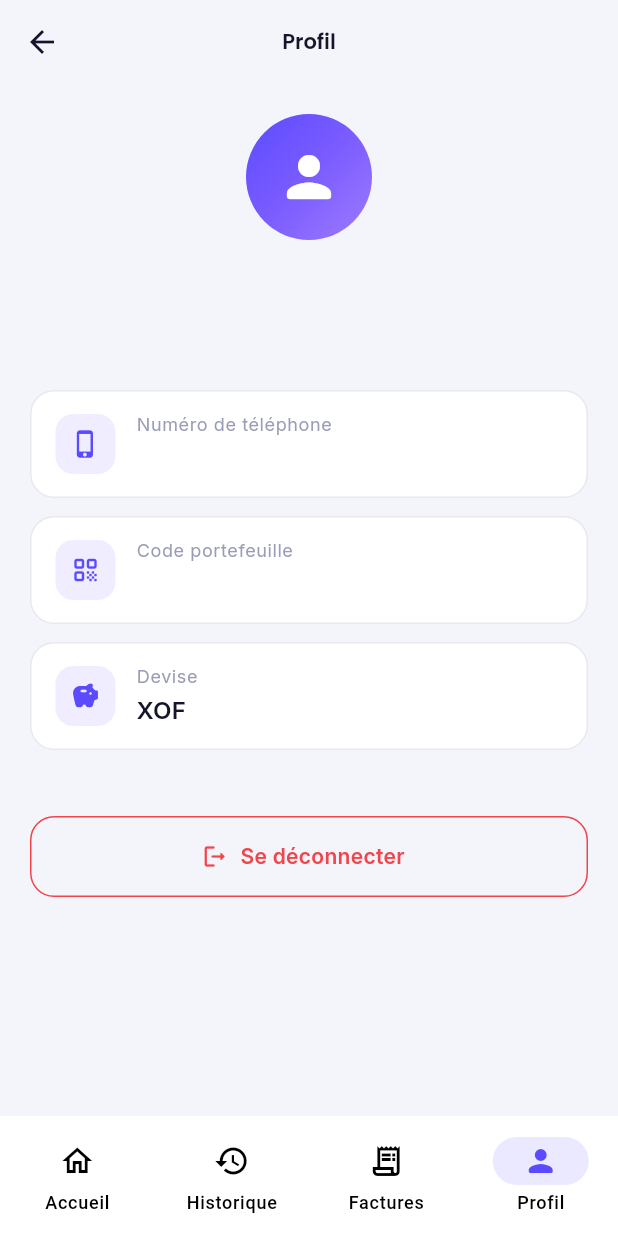
After one commit to BySalim/Examen-de-Flutter-L3-S2-2026---OUEDRAOGO-Salim-Taoufiq---L3-GLRS-A, a Flutter app: the HomeShell screen opened directly, item 4 of the bottom bar chosen, after a tap on "Se déconnecter", on a phone screen of 412 x 824 dp. The commit adds this screen. Run offline on Flutter 3.47's test engine with Material 3 defaults, Android fonts, the light colour scheme and no system bars; our stand-ins replace flutter_animate, flutter_secure_storage, google_fonts, shimmer; accounts and stored records are empty.

Commit message:
Ajoute l'authentification : splash, connexion telephone et code, session persistee

```diff
--- /dev/null
+++ b/lib/features/auth/auth_gate.dart
@@ -0,0 +1,43 @@
+import 'package:flutter/material.dart';
+import 'package:provider/provider.dart';
+
+import '../home/home_shell.dart';
+import 'login_screen.dart';
+import 'session_provider.dart';
+import 'splash_screen.dart';
+
+class AuthGate extends StatefulWidget {
+  const AuthGate({super.key});
+
+  @override
+  State<AuthGate> createState() => _AuthGateState();
+}
+
+class _AuthGateState extends State<AuthGate> {
+  @override
+  void initState() {
+    super.initState();
+    WidgetsBinding.instance.addPostFrameCallback((_) {
+      context.read<SessionProvider>().restore();
+    });
+  }
+
+  @override
+  Widget build(BuildContext context) {
+    final session = context.watch<SessionProvider>();
+
+    final Widget child;
+    if (session.restoring) {
+      child = const SplashScreen();
+    } else if (session.isAuthenticated) {
+      child = const HomeShell();
+    } else {
+      child = const LoginScreen();
+    }
+
+    return AnimatedSwitcher(
+      duration: const Duration(milliseconds: 350),
+      child: child,
+    );
+  }
+}
--- /dev/null
+++ b/lib/features/auth/login_screen.dart
@@ -0,0 +1,269 @@
+import 'package:flutter/material.dart';
+import 'package:flutter/services.dart';
+import 'package:provider/provider.dart';
+
+import '../../core/state/view_status.dart';
+import '../../core/theme/app_colors.dart';
+import '../../core/utils/formatters.dart';
+import '../../core/widgets/amount_keypad.dart';
+import '../../core/widgets/app_logo.dart';
+import '../../core/widgets/primary_button.dart';
+import 'session_provider.dart';
+
+class LoginScreen extends StatefulWidget {
+  const LoginScreen({super.key});
+
+  @override
+  State<LoginScreen> createState() => _LoginScreenState();
+}
+
+class _LoginScreenState extends State<LoginScreen> {
+  final _formKey = GlobalKey<FormState>();
+  final _phoneController = TextEditingController(text: '+221');
+
+  bool _pinStep = false;
+  String _phone = '';
+  String _pin = '';
+
+  static final RegExp _phonePattern = RegExp(r'^\+221\d{9}$');
+
+  @override
+  void dispose() {
+    _phoneController.dispose();
+    super.dispose();
+  }
+
+  void _goToPin() {
+    if (_formKey.currentState?.validate() ?? false) {
+      FocusScope.of(context).unfocus();
+      setState(() {
+        _phone = _phoneController.text.trim();
+        _pinStep = true;
+      });
+    }
+  }
+
+  void _onDigit(String digit) {
+    if (_pin.length >= 4) return;
+    setState(() => _pin += digit);
+    if (_pin.length == 4) _submit();
+  }
+
+  void _onDelete() {
+    if (_pin.isEmpty) return;
+    setState(() => _pin = _pin.substring(0, _pin.length - 1));
+  }
+
+  Future<void> _submit() async {
+    final session = context.read<SessionProvider>();
+    final ok = await session.login(_phone);
+    if (!ok && mounted) {
+      setState(() {
+        _pin = '';
+        _pinStep = false;
+      });
+      ScaffoldMessenger.of(context)
+        ..hideCurrentSnackBar()
+        ..showSnackBar(SnackBar(
+          content: Text(session.error ?? 'Connexion impossible.'),
+          backgroundColor: AppColors.debit,
+        ));
+    }
+  }
+
+  @override
+  Widget build(BuildContext context) {
+    final loading = context.watch<SessionProvider>().status.isLoading;
+
+    return Scaffold(
+      body: SafeArea(
+        child: AnimatedSwitcher(
+          duration: const Duration(milliseconds: 300),
+          child: _pinStep
+              ? _PinView(
+                  key: const ValueKey('pin'),
+                  phone: _phone,
+                  pin: _pin,
+                  loading: loading,
+                  onDigit: _onDigit,
+                  onDelete: _onDelete,
+                  onBack: () => setState(() {
+                    _pinStep = false;
+                    _pin = '';
+                  }),
+                )
+              : _PhoneView(
+                  key: const ValueKey('phone'),
+                  formKey: _formKey,
+                  controller: _phoneController,
+                  pattern: _phonePattern,
+                  onContinue: _goToPin,
+                ),
+        ),
+      ),
+    );
+  }
+}
+
+class _PhoneView extends StatelessWidget {
+  final GlobalKey<FormState> formKey;
+  final TextEditingController controller;
+  final RegExp pattern;
+  final VoidCallback onContinue;
+
+  const _PhoneView({
+    super.key,
+    required this.formKey,
+    required this.controller,
+    required this.pattern,
+    required this.onContinue,
+  });
+
+  @override
+  Widget build(BuildContext context) {
+    final theme = Theme.of(context);
+    return SingleChildScrollView(
+      padding: const EdgeInsets.symmetric(horizontal: 24, vertical: 32),
+      child: Column(
+        crossAxisAlignment: CrossAxisAlignment.start,
+        children: [
+          const SizedBox(height: 16),
+          const AppLogo(size: 60),
+          const SizedBox(height: 32),
+          Text('Bienvenue', style: theme.textTheme.headlineMedium),
+          const SizedBox(height: 8),
+          Text(
+            'Connectez-vous avec votre numéro BadWallet pour accéder à votre portefeuille.',
+            style: theme.textTheme.bodyMedium,
+          ),
+          const SizedBox(height: 36),
+          Form(
+            key: formKey,
+            child: TextFormField(
+              controller: controller,
+              keyboardType: TextInputType.phone,
+              inputFormatters: [
+                FilteringTextInputFormatter.allow(RegExp(r'[0-9+]')),
+                LengthLimitingTextInputFormatter(13),
+              ],
+              style: theme.textTheme.titleMedium,
+              decoration: const InputDecoration(
+                labelText: 'Numéro de téléphone',
+                hintText: '+221770000003',
+                prefixIcon: Icon(Icons.phone_iphone_rounded),
+              ),
+              validator: (value) {
+                final v = (value ?? '').trim();
+                if (!pattern.hasMatch(v)) {
+                  return 'Format attendu : +221 suivi de 9 chiffres.';
+                }
+                return null;
+              },
+            ),
+          ),
+          const SizedBox(height: 12),
+          Row(
+            children: [
+              const Icon(Icons.info_outline_rounded,
+                  size: 16, color: AppColors.textMuted),
+              const SizedBox(width: 6),
+              Text('Démo : +221770000003',
+                  style: theme.textTheme.bodySmall),
+            ],
+          ),
+          const SizedBox(height: 32),
+          PrimaryButton(
+            label: 'Continuer',
+            icon: Icons.arrow_forward_rounded,
+            onPressed: onContinue,
+          ),
+        ],
+      ),
+    );
+  }
+}
+
+class _PinView extends StatelessWidget {
+  final String phone;
+  final String pin;
+  final bool loading;
+  final ValueChanged<String> onDigit;
+  final VoidCallback onDelete;
+  final VoidCallback onBack;
+
+  const _PinView({
+    super.key,
+    required this.phone,
+    required this.pin,
+    required this.loading,
+    required this.onDigit,
+    required this.onDelete,
+    required this.onBack,
+  });
+
+  @override
+  Widget build(BuildContext context) {
+    final theme = Theme.of(context);
+    return Padding(
+      padding: const EdgeInsets.symmetric(horizontal: 24, vertical: 16),
+      child: Column(
+        children: [
+          Align(
+            alignment: Alignment.centerLeft,
+            child: IconButton(
+              onPressed: loading ? null : onBack,
+              icon: const Icon(Icons.arrow_back_rounded),
+            ),
+          ),
+          const SizedBox(height: 12),
+          Text('Code secret', style: theme.textTheme.headlineMedium),
+          const SizedBox(height: 8),
+          Text(
+            'Saisissez votre code à 4 chiffres pour ${Formatters.phone(phone)}.',
+            textAlign: TextAlign.center,
+            style: theme.textTheme.bodyMedium,
+          ),
+          const SizedBox(height: 36),
+          if (loading)
+            const SizedBox(
+              height: 16,
+              child: Center(
+                child: SizedBox(
+                  height: 22,
+                  width: 22,
+                  child: CircularProgressIndicator(strokeWidth: 2.4),
+                ),
+              ),
+            )
+          else
+            Row(
+              mainAxisAlignment: MainAxisAlignment.center,
+              children: List.generate(4, (i) {
+                final filled = i < pin.length;
+                return AnimatedContainer(
+                  duration: const Duration(milliseconds: 180),
+                  margin: const EdgeInsets.symmetric(horizontal: 10),
+                  height: 16,
+                  width: 16,
+                  decoration: BoxDecoration(
+                    shape: BoxShape.circle,
+                    color: filled ? AppColors.brand : Colors.transparent,
+                    border: Border.all(
+                      color: filled ? AppColors.brand : AppColors.border,
+                      width: 1.6,
+                    ),
+                  ),
+                );
+              }),
+            ),
+          const Spacer(),
+          IgnorePointer(
+            ignoring: loading,
+            child: AmountKeypad(onDigit: onDigit, onDelete: onDelete),
+          ),
+          const SizedBox(height: 12),
+        ],
+      ),
+    );
+  }
+}
--- /dev/null
+++ b/lib/features/auth/session_provider.dart
@@ -0,0 +1,107 @@
+import 'package:flutter/foundation.dart';
+import 'package:flutter_secure_storage/flutter_secure_storage.dart';
+
+import '../../core/constants/api_constants.dart';
+import '../../core/network/api_client.dart';
+import '../../core/network/api_exception.dart';
+import '../../core/state/view_status.dart';
+import '../../models/responses.dart';
+import '../../models/wallet.dart';
+
+class SessionProvider extends ChangeNotifier {
+  final ApiClient _api;
+  final FlutterSecureStorage _storage;
+
+  SessionProvider(this._api, [FlutterSecureStorage? storage])
+      : _storage = storage ?? const FlutterSecureStorage();
+
+  static const String _phoneKey = 'badwallet.phone';
+
+  ViewStatus _status = ViewStatus.idle;
+  Wallet? _wallet;
+  num? _balance;
+  String? _error;
+  bool _restoring = true;
+
+  ViewStatus get status => _status;
+  Wallet? get wallet => _wallet;
+  String? get error => _error;
+  bool get restoring => _restoring;
+  bool get isAuthenticated => _wallet != null;
+  String get phone => _wallet?.phoneNumber ?? '';
+  String get walletCode => _wallet?.code ?? '';
+  num get balance => _balance ?? _wallet?.balance ?? 0;
+
+  Future<void> restore() async {
+    final saved = await _storage.read(key: _phoneKey);
+    final tasks = <Future<void>>[
+      Future<void>.delayed(const Duration(milliseconds: 900)),
+    ];
+    if (saved != null && saved.isNotEmpty) {
+      tasks.add(_loadSilently(saved));
+    }
+    await Future.wait(tasks);
+    _restoring = false;
+    notifyListeners();
+  }
+
+  Future<void> _loadSilently(String phone) async {
+    try {
+      _wallet = await _fetchWallet(phone);
+      _balance = _wallet?.balance;
+    } catch (_) {
+      _wallet = null;
+    }
+  }
+
+  Future<bool> login(String phone) async {
+    _status = ViewStatus.loading;
+    _error = null;
+    notifyListeners();
+    try {
+      final wallet = await _fetchWallet(phone);
+      _wallet = wallet;
+      _balance = wallet.balance;
+      await _storage.write(key: _phoneKey, value: wallet.phoneNumber);
+      _status = ViewStatus.success;
+      notifyListeners();
+      return true;
+    } on ApiException catch (e) {
+      _status = ViewStatus.error;
+      _error = e.isNotFound
+          ? 'Aucun compte BadWallet associé à ce numéro.'
+          : e.message;
+      notifyListeners();
+      return false;
+    }
+  }
+
+  void updateBalance(num value) {
+    _balance = value;
+    notifyListeners();
+  }
+
+  Future<void> refreshBalance() async {
+    if (_wallet == null) return;
+    try {
+      final json = await _api.get(ApiConstants.balance(_wallet!.phoneNumber));
+      _balance = BalanceResponse.fromJson(json as Map<String, dynamic>).balance;
+      notifyListeners();
+    } catch (_) {
+      // on garde la dernière valeur connue si le rafraîchissement échoue
+    }
+  }
+
+  Future<void> logout() async {
+    await _storage.delete(key: _phoneKey);
+    _wallet = null;
+    _balance = null;
+    _status = ViewStatus.idle;
+    notifyListeners();
+  }
+
+  Future<Wallet> _fetchWallet(String phone) async {
+    final json = await _api.get(ApiConstants.walletByPhone(phone));
+    return Wallet.fromJson(json as Map<String, dynamic>);
+  }
+}
--- /dev/null
+++ b/lib/features/home/home_shell.dart
@@ -0,0 +1,75 @@
+import 'package:flutter/material.dart';
+
+import '../../core/theme/app_colors.dart';
+import '../../core/widgets/state_views.dart';
+import '../profile/profile_page.dart';
+
+class HomeShell extends StatefulWidget {
+  const HomeShell({super.key});
+
+  @override
+  State<HomeShell> createState() => _HomeShellState();
+}
+
+class _HomeShellState extends State<HomeShell> {
+  int _index = 0;
+
+  static const List<Widget> _tabs = [
+    _PlaceholderTab(title: 'Tableau de bord', icon: Icons.dashboard_rounded),
+    _PlaceholderTab(title: 'Historique', icon: Icons.history_rounded),
+    _PlaceholderTab(title: 'Factures', icon: Icons.receipt_long_rounded),
+    ProfilePage(),
+  ];
+
+  @override
+  Widget build(BuildContext context) {
+    return Scaffold(
+      body: IndexedStack(index: _index, children: _tabs),
+      bottomNavigationBar: NavigationBar(
+        selectedIndex: _index,
+        onDestinationSelected: (i) => setState(() => _index = i),
+        backgroundColor: AppColors.surface,
+        surfaceTintColor: Colors.transparent,
+        indicatorColor: AppColors.brand.withValues(alpha: 0.12),
+        destinations: const [
+          NavigationDestination(
+            icon: Icon(Icons.home_outlined),
+            selectedIcon: Icon(Icons.home_rounded, color: AppColors.brand),
+            label: 'Accueil',
+          ),
+          NavigationDestination(
+            icon: Icon(Icons.history_outlined),
+            selectedIcon: Icon(Icons.history_rounded, color: AppColors.brand),
+            label: 'Historique',
+          ),
+          NavigationDestination(
+            icon: Icon(Icons.receipt_long_outlined),
+            selectedIcon:
+                Icon(Icons.receipt_long_rounded, color: AppColors.brand),
+            label: 'Factures',
+          ),
+          NavigationDestination(
+            icon: Icon(Icons.person_outline_rounded),
+            selectedIcon: Icon(Icons.person_rounded, color: AppColors.brand),
+            label: 'Profil',
+          ),
+        ],
+      ),
+    );
+  }
+}
+
+class _PlaceholderTab extends StatelessWidget {
+  final String title;
+  final IconData icon;
+
+  const _PlaceholderTab({required this.title, required this.icon});
+
+  @override
+  Widget build(BuildContext context) {
+    return Scaffold(
+      appBar: AppBar(title: Text(title)),
+      body: EmptyView(message: 'Bientôt disponible', icon: icon),
+    );
+  }
+}
--- /dev/null
+++ b/lib/features/profile/profile_page.dart
@@ -0,0 +1,140 @@
+import 'package:flutter/material.dart';
+import 'package:provider/provider.dart';
+
+import '../../core/theme/app_colors.dart';
+import '../../core/utils/formatters.dart';
+import '../auth/session_provider.dart';
+
+class ProfilePage extends StatelessWidget {
+  const ProfilePage({super.key});
+
+  @override
+  Widget build(BuildContext context) {
+    final theme = Theme.of(context);
+    final session = context.watch<SessionProvider>();
+    final wallet = session.wallet;
+
+    return Scaffold(
+      appBar: AppBar(title: const Text('Profil')),
+      body: ListView(
+        padding: const EdgeInsets.all(20),
+        children: [
+          Center(
+            child: Column(
+              children: [
+                Container(
+                  height: 84,
+                  width: 84,
+                  decoration: BoxDecoration(
+                    gradient: AppColors.balanceGradient,
+                    shape: BoxShape.circle,
+                  ),
+                  child: const Icon(Icons.person_rounded,
+                      color: Colors.white, size: 44),
+                ),
+                const SizedBox(height: 16),
+                Text(
+                  Formatters.phone(session.phone),
+                  style: theme.textTheme.titleLarge,
+                ),
+                const SizedBox(height: 4),
+                Text(session.walletCode, style: theme.textTheme.bodyMedium),
+              ],
+            ),
+          ),
+          const SizedBox(height: 32),
+          _InfoTile(
+            icon: Icons.phone_iphone_rounded,
+            label: 'Numéro de téléphone',
+            value: Formatters.phone(session.phone),
+          ),
+          _InfoTile(
+            icon: Icons.qr_code_rounded,
+            label: 'Code portefeuille',
+            value: session.walletCode,
+          ),
+          if (wallet != null && wallet.email.isNotEmpty)
+            _InfoTile(
+              icon: Icons.alternate_email_rounded,
+              label: 'Email',
+              value: wallet.email,
+            ),
+          _InfoTile(
+            icon: Icons.savings_rounded,
+            label: 'Devise',
+            value: wallet?.currency ?? 'XOF',
+          ),
+          if (wallet?.createdAt != null)
+            _InfoTile(
+              icon: Icons.event_rounded,
+              label: 'Membre depuis',
+              value: Formatters.date(wallet!.createdAt!),
+            ),
+          const SizedBox(height: 32),
+          OutlinedButton.icon(
+            onPressed: () => context.read<SessionProvider>().logout(),
+            style: OutlinedButton.styleFrom(
+              foregroundColor: AppColors.debit,
+              side: const BorderSide(color: AppColors.debit),
+              minimumSize: const Size.fromHeight(54),
+              shape: RoundedRectangleBorder(
+                  borderRadius: BorderRadius.circular(16)),
+            ),
+            icon: const Icon(Icons.logout_rounded),
+            label: const Text('Se déconnecter'),
+          ),
+        ],
+      ),
+    );
+  }
+}
+
+class _InfoTile extends StatelessWidget {
+  final IconData icon;
+  final String label;
+  final String value;
+
+  const _InfoTile({
+    required this.icon,
+    required this.label,
+    required this.value,
+  });
+
+  @override
+  Widget build(BuildContext context) {
+    final theme = Theme.of(context);
+    return Container(
+      margin: const EdgeInsets.only(bottom: 12),
+      padding: const EdgeInsets.symmetric(horizontal: 16, vertical: 14),
+      decoration: BoxDecoration(
+        color: AppColors.surface,
+        borderRadius: BorderRadius.circular(16),
+        border: Border.all(color: AppColors.border),
+      ),
+      child: Row(
+        children: [
+          Container(
+            height: 40,
+            width: 40,
+            decoration: BoxDecoration(
+              color: AppColors.brand.withValues(alpha: 0.10),
+              borderRadius: BorderRadius.circular(12),
+            ),
+            child: Icon(icon, color: AppColors.brand, size: 20),
+          ),
+          const SizedBox(width: 14),
+          Expanded(
+            child: Column(
+              crossAxisAlignment: CrossAxisAlignment.start,
+              children: [
+                Text(label, style: theme.textTheme.bodySmall),
+                const SizedBox(height: 2),
+                Text(value, style: theme.textTheme.titleMedium),
+              ],
+            ),
+          ),
+        ],
+      ),
+    );
+  }
+}
```
Also changed, not shown: lib/app.dart (+20 -17 lines), lib/features/auth/splash_screen.dart (added, +65 -0 lines), 2 other files.
